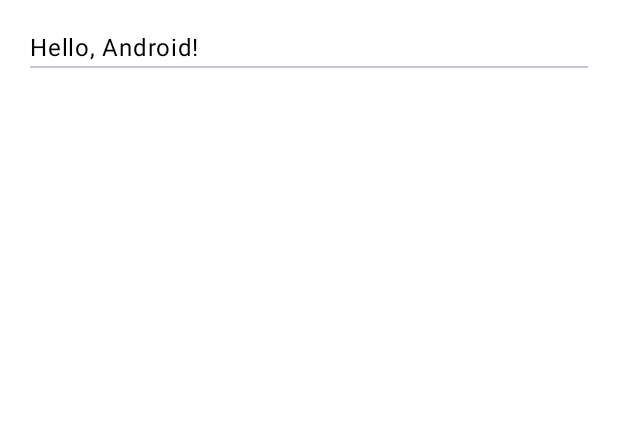
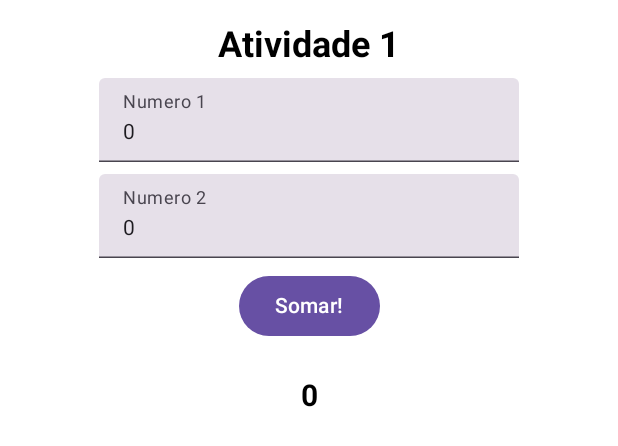
Before and after one commit to JoaoCosme/IHCPratica1, an Android app built with Jetpack Compose: the @Preview function DefaultPreview, on a phone screen of 412 x 824 dp. Shown: the top 446 px of the screen. Run offline under Robolectric (Android 15) with nearby library versions, the phone set to English and light mode, and no system bars.

Commit message:
sum is now working

```diff
--- a/androidApp/src/main/java/com/ihcpratica1/android/MainActivity.kt
+++ b/androidApp/src/main/java/com/ihcpratica1/android/MainActivity.kt
@@ -4,18 +4,25 @@ import android.os.Bundle
 import androidx.activity.ComponentActivity
 import androidx.activity.compose.setContent
 import androidx.compose.foundation.layout.Arrangement
-import androidx.compose.foundation.layout.PaddingValues
+import androidx.compose.foundation.layout.Column
 import androidx.compose.foundation.layout.fillMaxSize
-import androidx.compose.foundation.lazy.LazyColumn
-import androidx.compose.foundation.lazy.items
-import androidx.compose.material3.Divider
+import androidx.compose.foundation.layout.padding
+import androidx.compose.material3.Button
 import androidx.compose.material3.MaterialTheme
 import androidx.compose.material3.Surface
 import androidx.compose.material3.Text
+import androidx.compose.material3.TextField
 import androidx.compose.runtime.Composable
+import androidx.compose.runtime.getValue
+import androidx.compose.runtime.mutableStateOf
+import androidx.compose.runtime.remember
+import androidx.compose.runtime.setValue
+import androidx.compose.ui.Alignment
 import androidx.compose.ui.Modifier
+import androidx.compose.ui.text.font.FontWeight
 import androidx.compose.ui.tooling.preview.Preview
 import androidx.compose.ui.unit.dp
+import androidx.compose.ui.unit.sp
 
 class MainActivity : ComponentActivity() {
     override fun onCreate(savedInstanceState: Bundle?) {
@@ -26,8 +33,7 @@ class MainActivity : ComponentActivity() {
                     modifier = Modifier.fillMaxSize(),
                     color = MaterialTheme.colorScheme.background
                 ) {
-                    Text(text = "Atividade 1")
-
+                    SumNumbers()
                 }
             }
         }
@@ -35,22 +41,32 @@ class MainActivity : ComponentActivity() {
 }
 
 @Composable
-fun GreetingView(phrases: List<String>) {
-    LazyColumn(
-        contentPadding = PaddingValues(20.dp),
-        verticalArrangement = Arrangement.spacedBy(8.dp),
-        ) {
-        items(phrases){ text ->
-            Text(text)
-            Divider()
+fun SumNumbers(){
+    var num1 by remember { mutableStateOf("0") }
+    var num2 by remember { mutableStateOf("0") }
+    var sumResult by remember { mutableStateOf("0") }
+
+    Column(
+        modifier = Modifier
+            .padding(16.dp)
+            .fillMaxSize(),
+        horizontalAlignment = Alignment.CenterHorizontally,
+        verticalArrangement = Arrangement.spacedBy(8.dp)
+    ) {
+        Text(text = "Atividade 1", fontSize = 24.sp, fontWeight = FontWeight.Bold)
+        TextField(value = num1, onValueChange = {num1 = it}, label = { Text(text = "Numero 1")})
+        TextField(value = num2, onValueChange = {num2 = it}, label = { Text(text = "Numero 2")})
+        Button(onClick = {sumResult = (num1.toInt() + num2.toInt()).toString()}) {
+            Text("Somar!")
         }
+        Text(text = sumResult,
+            modifier = Modifier.padding(top = 16.dp),
+            fontSize = 20.sp,
+            fontWeight = FontWeight.Bold)
     }
 }
-
 @Preview
 @Composable
 fun DefaultPreview() {
-    MyApplicationTheme {
-        GreetingView(listOf("Hello, Android!"))
-    }
+        SumNumbers()
 }
--- /dev/null
+++ b/androidApp/src/main/res/mipmap-anydpi-v26/ic_launcher.xml
@@ -0,0 +1,5 @@
+<?xml version="1.0" encoding="utf-8"?>
+<adaptive-icon xmlns:android="http://schemas.android.com/apk/res/android">
+    <background android:drawable="@drawable/ic_launcher_background"/>
+    <foreground android:drawable="@drawable/ic_launcher_foreground"/>
+</adaptive-icon>
--- /dev/null
+++ b/androidApp/src/main/res/mipmap-anydpi-v26/ic_launcher_round.xml
@@ -0,0 +1,5 @@
+<?xml version="1.0" encoding="utf-8"?>
+<adaptive-icon xmlns:android="http://schemas.android.com/apk/res/android">
+    <background android:drawable="@drawable/ic_launcher_background"/>
+    <foreground android:drawable="@drawable/ic_launcher_foreground"/>
+</adaptive-icon>
```
Also changed, not shown: androidApp/src/main/res/drawable/ic_launcher_background.xml (added, +74 -0 lines), androidApp/src/main/res/drawable/ic_launcher_foreground.xml (added, +31 -0 lines), androidApp/src/main/ic_launcher-playstore.png (added), androidApp/src/main/res/drawable-536x354/stock_image.jpg (added), androidApp/src/main/res/mipmap-hdpi/ic_launcher.webp (added), androidApp/src/main/res/mipmap-hdpi/ic_launcher_round.webp (added), androidApp/src/main/res/mipmap-mdpi/ic_launcher.webp (added), androidApp/src/main/res/mipmap-mdpi/ic_launcher_round.webp (added), androidApp/src/main/res/mipmap-xhdpi/ic_launcher.webp (added), androidApp/src/main/res/mipmap-xhdpi/ic_launcher_round.webp (added), androidApp/src/main/res/mipmap-xxhdpi/ic_launcher.webp (added), androidApp/src/main/res/mipmap-xxhdpi/ic_launcher_round.webp (added), androidApp/src/main/res/mipmap-xxxhdpi/ic_launcher.webp (added), androidApp/src/main/res/mipmap-xxxhdpi/ic_launcher_round.webp (added).
